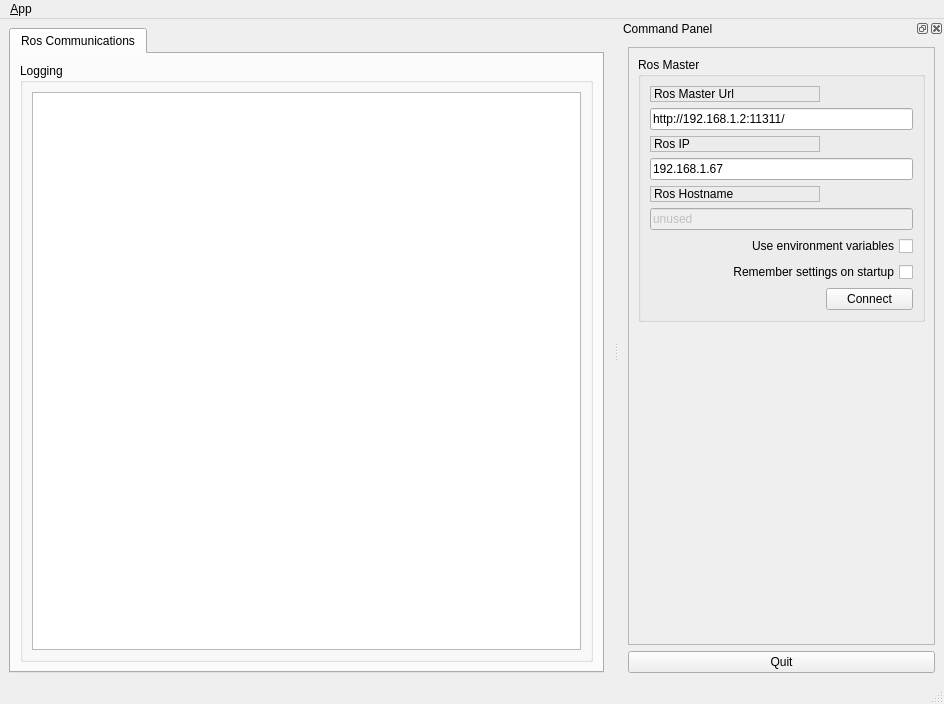
This is ui/main_window.ui in chengyangkj/ros_qt_demo as Qt 5 draws it before an edit. The edited form follows.
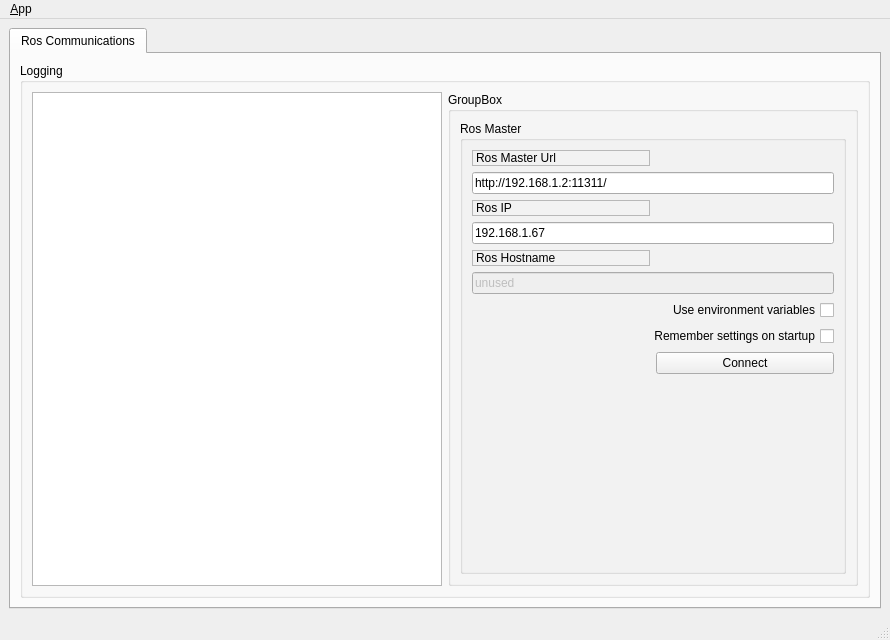
This is the edited form. Icons and pictures are not drawn.

Patch:
```diff
--- a/ui/main_window.ui
+++ b/ui/main_window.ui
@@ -6,8 +6,8 @@
    <rect>
     <x>0</x>
     <y>0</y>
-    <width>944</width>
-    <height>704</height>
+    <width>890</width>
+    <height>640</height>
    </rect>
   </property>
   <property name="windowTitle">
@@ -21,7 +21,7 @@
    <locale language="English" country="Australia"/>
   </property>
   <widget class="QWidget" name="centralwidget">
-   <layout class="QHBoxLayout">
+   <layout class="QVBoxLayout" name="verticalLayout_5">
     <item>
      <widget class="QTabWidget" name="tab_manager">
       <property name="minimumSize">
@@ -56,100 +56,25 @@
            <item row="0" column="0">
             <widget class="QListView" name="view_logging"/>
            </item>
-          </layout>
-         </widget>
-        </item>
-       </layout>
-      </widget>
-     </widget>
-    </item>
-   </layout>
-  </widget>
-  <widget class="QMenuBar" name="menubar">
-   <property name="geometry">
-    <rect>
-     <x>0</x>
-     <y>0</y>
-     <width>944</width>
-     <height>21</height>
-    </rect>
-   </property>
-   <widget class="QMenu" name="menu_File">
-    <property name="title">
-     <string>&amp;App</string>
-    </property>
-    <addaction name="action_Preferences"/>
-    <addaction name="separator"/>
-    <addaction name="actionAbout"/>
-    <addaction name="actionAbout_Qt"/>
-    <addaction name="separator"/>
-    <addaction name="action_Quit"/>
-   </widget>
-   <addaction name="menu_File"/>
-  </widget>
-  <widget class="QStatusBar" name="statusbar"/>
-  <widget class="QDockWidget" name="dock_status">
-   <property name="sizePolicy">
-    <sizepolicy hsizetype="Minimum" vsizetype="Preferred">
-     <horstretch>0</horstretch>
-     <verstretch>0</verstretch>
-    </sizepolicy>
-   </property>
-   <property name="minimumSize">
-    <size>
-     <width>325</width>
-     <height>368</height>
-    </size>
-   </property>
-   <property name="allowedAreas">
-    <set>Qt::RightDockWidgetArea</set>
-   </property>
-   <property name="windowTitle">
-    <string>Command Panel</string>
-   </property>
-   <attribute name="dockWidgetArea">
-    <number>2</number>
-   </attribute>
-   <widget class="QWidget" name="dockWidgetContents_2">
-    <layout class="QVBoxLayout" name="verticalLayout">
-     <item>
-      <widget class="QFrame" name="frame">
-       <property name="sizePolicy">
-        <sizepolicy hsizetype="Minimum" vsizetype="Preferred">
-         <horstretch>0</horstretch>
-         <verstretch>0</verstretch>
-        </sizepolicy>
-       </property>
-       <property name="frameShape">
-        <enum>QFrame::StyledPanel</enum>
-       </property>
-       <property name="frameShadow">
-        <enum>QFrame::Raised</enum>
-       </property>
-       <layout class="QVBoxLayout" name="verticalLayout_3">
-        <item>
+           <item row="0" column="1">
          <widget class="QGroupBox" name="groupBox">
           <property name="title">
+              <string>GroupBox</string>
+             </property>
+             <layout class="QVBoxLayout" name="verticalLayout_4">
+              <item>
+               <widget class="QGroupBox" name="groupBox_2">
+                <property name="title">
            <string>Ros Master</string>
           </property>
           <layout class="QGridLayout" name="gridLayout">
-           <item row="0" column="0">
-            <widget class="QLabel" name="label">
-             <property name="frameShape">
-              <enum>QFrame::StyledPanel</enum>
-             </property>
-             <property name="frameShadow">
-              <enum>QFrame::Raised</enum>
-             </property>
+                 <item row="7" column="0" colspan="2">
+                  <widget class="QCheckBox" name="checkbox_remember_settings">
+                   <property name="layoutDirection">
+                    <enum>Qt::RightToLeft</enum>
+                   </property>
              <property name="text">
-              <string>Ros Master Url</string>
-             </property>
-            </widget>
-           </item>
-           <item row="1" column="0" colspan="2">
-            <widget class="QLineEdit" name="line_edit_master">
-             <property name="text">
-              <string>http://192.168.1.2:11311/</string>
+                    <string>Remember settings on startup</string>
              </property>
             </widget>
            </item>
@@ -166,15 +91,38 @@
              </property>
             </widget>
            </item>
-           <item row="3" column="0" colspan="2">
-            <widget class="QLineEdit" name="line_edit_host">
+                 <item row="9" column="0">
+                  <spacer name="horizontalSpacer">
+                   <property name="orientation">
+                    <enum>Qt::Horizontal</enum>
+                   </property>
+                   <property name="sizeHint" stdset="0">
+                    <size>
+                     <width>170</width>
+                     <height>21</height>
+                    </size>
+                   </property>
+                  </spacer>
+                 </item>
+                 <item row="6" column="0" colspan="2">
+                  <widget class="QCheckBox" name="checkbox_use_environment">
+                   <property name="layoutDirection">
+                    <enum>Qt::RightToLeft</enum>
+                   </property>
              <property name="text">
-              <string>192.168.1.67</string>
+                    <string>Use environment variables</string>
              </property>
             </widget>
            </item>
-           <item row="4" column="0">
-            <widget class="QLabel" name="label_3">
+                 <item row="1" column="0" colspan="2">
+                  <widget class="QLineEdit" name="line_edit_master">
+                   <property name="text">
+                    <string>http://192.168.1.2:11311/</string>
+                   </property>
+                  </widget>
+                 </item>
+                 <item row="0" column="0">
+                  <widget class="QLabel" name="label">
              <property name="frameShape">
               <enum>QFrame::StyledPanel</enum>
              </property>
@@ -182,7 +130,7 @@
               <enum>QFrame::Raised</enum>
              </property>
              <property name="text">
-              <string>Ros Hostname</string>
+                    <string>Ros Master Url</string>
              </property>
             </widget>
            </item>
@@ -196,40 +144,14 @@
              </property>
             </widget>
            </item>
-           <item row="6" column="0" colspan="2">
-            <widget class="QCheckBox" name="checkbox_use_environment">
-             <property name="layoutDirection">
-              <enum>Qt::RightToLeft</enum>
-             </property>
+                 <item row="3" column="0" colspan="2">
+                  <widget class="QLineEdit" name="line_edit_host">
              <property name="text">
-              <string>Use environment variables</string>
+                    <string>192.168.1.67</string>
              </property>
             </widget>
            </item>
-           <item row="7" column="0" colspan="2">
-            <widget class="QCheckBox" name="checkbox_remember_settings">
-             <property name="layoutDirection">
-              <enum>Qt::RightToLeft</enum>
-             </property>
-             <property name="text">
-              <string>Remember settings on startup</string>
-             </property>
-            </widget>
-           </item>
-           <item row="8" column="0">
-            <spacer name="horizontalSpacer">
-             <property name="orientation">
-              <enum>Qt::Horizontal</enum>
-             </property>
-             <property name="sizeHint" stdset="0">
-              <size>
-               <width>170</width>
-               <height>21</height>
-              </size>
-             </property>
-            </spacer>
-           </item>
-           <item row="8" column="1">
+                 <item row="9" column="1">
             <widget class="QPushButton" name="button_connect">
              <property name="enabled">
               <bool>true</bool>
@@ -251,18 +173,28 @@
              </property>
             </widget>
            </item>
-          </layout>
-         </widget>
-        </item>
-        <item>
-         <spacer name="verticalSpacer_3">
+                 <item row="4" column="0">
+                  <widget class="QLabel" name="label_3">
+                   <property name="frameShape">
+                    <enum>QFrame::StyledPanel</enum>
+                   </property>
+                   <property name="frameShadow">
+                    <enum>QFrame::Raised</enum>
+                   </property>
+                   <property name="text">
+                    <string>Ros Hostname</string>
+                   </property>
+                  </widget>
+                 </item>
+                 <item row="10" column="0">
+                  <spacer name="verticalSpacer">
           <property name="orientation">
            <enum>Qt::Vertical</enum>
           </property>
           <property name="sizeHint" stdset="0">
            <size>
             <width>20</width>
-            <height>233</height>
+                     <height>40</height>
            </size>
           </property>
          </spacer>
@@ -270,22 +202,41 @@
        </layout>
       </widget>
      </item>
-     <item>
-      <widget class="QPushButton" name="quit_button">
-       <property name="sizePolicy">
-        <sizepolicy hsizetype="MinimumExpanding" vsizetype="Fixed">
-         <horstretch>0</horstretch>
-         <verstretch>0</verstretch>
-        </sizepolicy>
-       </property>
-       <property name="text">
-        <string>Quit</string>
-       </property>
+             </layout>
       </widget>
      </item>
     </layout>
    </widget>
-  </widget>
+        </item>
+       </layout>
+      </widget>
+     </widget>
+    </item>
+   </layout>
+  </widget>
+  <widget class="QMenuBar" name="menubar">
+   <property name="geometry">
+    <rect>
+     <x>0</x>
+     <y>0</y>
+     <width>890</width>
+     <height>26</height>
+    </rect>
+   </property>
+   <widget class="QMenu" name="menu_File">
+    <property name="title">
+     <string>&amp;App</string>
+    </property>
+    <addaction name="action_Preferences"/>
+    <addaction name="separator"/>
+    <addaction name="actionAbout"/>
+    <addaction name="actionAbout_Qt"/>
+    <addaction name="separator"/>
+    <addaction name="action_Quit"/>
+   </widget>
+   <addaction name="menu_File"/>
+  </widget>
+  <widget class="QStatusBar" name="statusbar"/>
   <action name="action_Quit">
    <property name="text">
     <string>&amp;Quit</string>
```
Left out of the diff: 16 changed lines with no effect on the pictures. Lines whose indentation alone changed are shown as unchanged.
